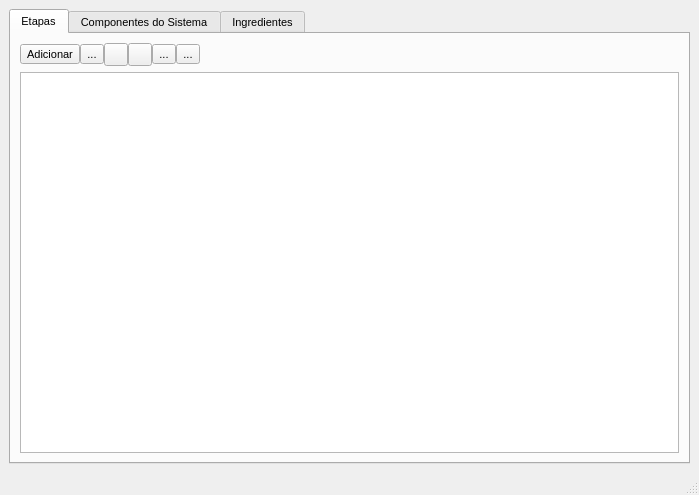
Above: mainwindow.ui from cristhianwb/BebumBrew before the change. Below: the same form after it.
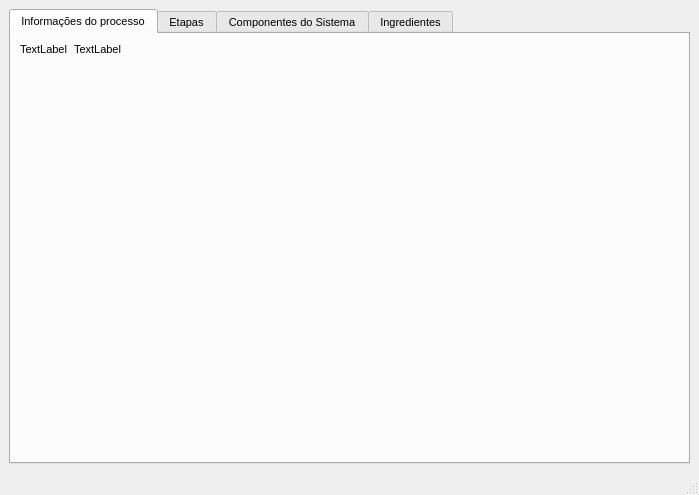
That is the form after the change. Icons and pictures are not drawn.

Patch:
```diff
--- a/mainwindow.ui
+++ b/mainwindow.ui
@@ -31,6 +31,31 @@
       <property name="currentIndex">
        <number>0</number>
       </property>
+      <widget class="QWidget" name="tabProcInfo">
+       <attribute name="title">
+        <string>Informações do processo</string>
+       </attribute>
+       <layout class="QHBoxLayout" name="horizontalLayout_4">
+        <item>
+         <layout class="QFormLayout" name="formLayout_3">
+          <item row="0" column="0">
+           <widget class="QLabel" name="label">
+            <property name="text">
+             <string>TextLabel</string>
+            </property>
+           </widget>
+          </item>
+          <item row="0" column="1">
+           <widget class="QLabel" name="label_2">
+            <property name="text">
+             <string>TextLabel</string>
+            </property>
+           </widget>
+          </item>
+         </layout>
+        </item>
+       </layout>
+      </widget>
       <widget class="QWidget" name="tabStages">
        <attribute name="title">
         <string>Etapas</string>
```
